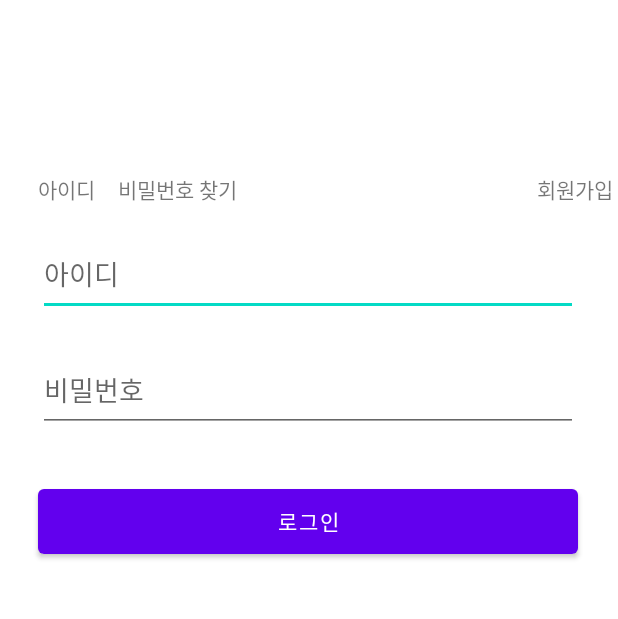
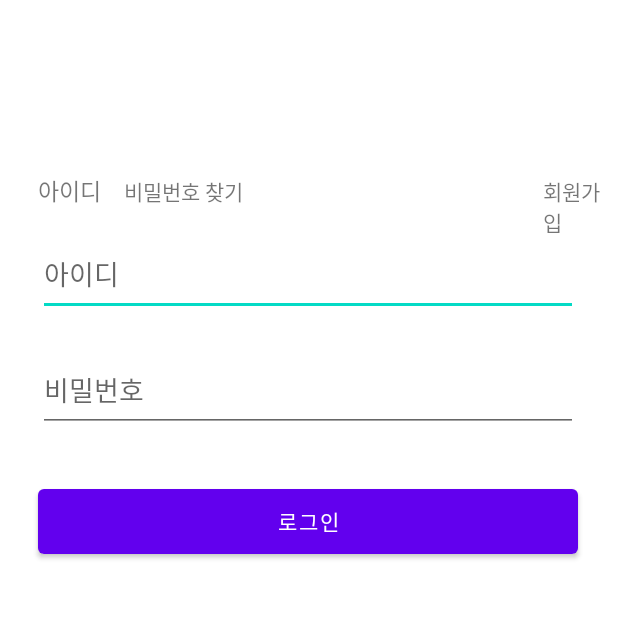
Before and after one commit to joonhwan-choi/2022-oasis-hackathon, an Android app: the screen it shows after launch (LoginActivity), on a phone screen of 412 x 824 dp, the part 577-1196 px from its top. Run offline under Robolectric (Android 15) with nearby library versions, the phone set to English and light mode, and no system bars; our stand-ins replace Volley.

Commit message:
Update activity_login.xml

```diff
--- a/HoEAT/app/src/main/res/layout/activity_login.xml
+++ b/HoEAT/app/src/main/res/layout/activity_login.xml
@@ -34,7 +34,7 @@
                 android:layout_height="wrap_content"
                 android:layout_marginLeft="25dp"
                 android:text="아이디"
-                android:textSize="14sp" />
+                android:textSize="15sp" />
 
             <TextView
                 android:layout_width="wrap_content"
```
